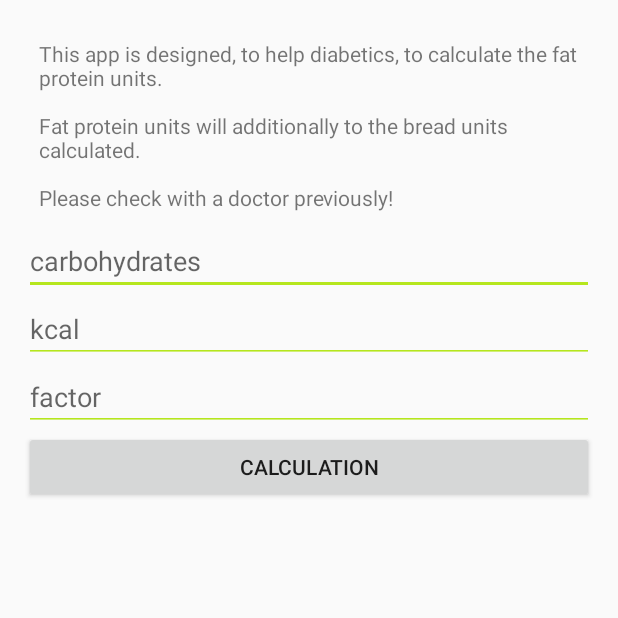
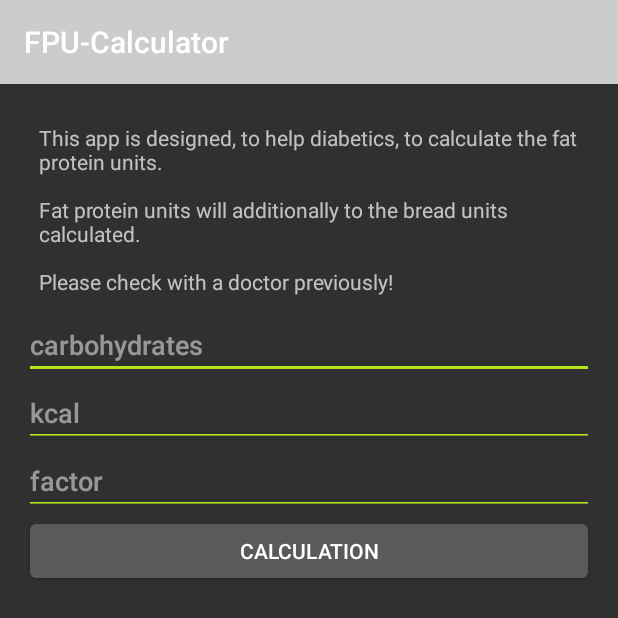
Before and after one commit to beccabug2004/FPE-Rechner, an Android app: the screen it shows after launch (MainActivity), on a phone screen of 412 x 824 dp, the top half of it. Run offline under Robolectric (Android 15) with nearby library versions, the phone set to English and light mode, and no system bars; 1 statement that could not run was skipped.

Commit message:
Update styles.xml

```diff
--- a/app/src/main/res/values/styles.xml
+++ b/app/src/main/res/values/styles.xml
@@ -1,7 +1,7 @@
 <resources>
 
     <!-- Base application theme. -->
-    <style name="AppTheme" parent="Theme.AppCompat.Light.DarkActionBar">
+    <style name="AppTheme" parent="ThemeOverlay.AppCompat.Dark">
         <!-- Customize your theme here. -->
         <item name="colorPrimary">@color/colorPrimary</item>
         <item name="colorPrimaryDark">@color/colorPrimaryDark</item>
```
